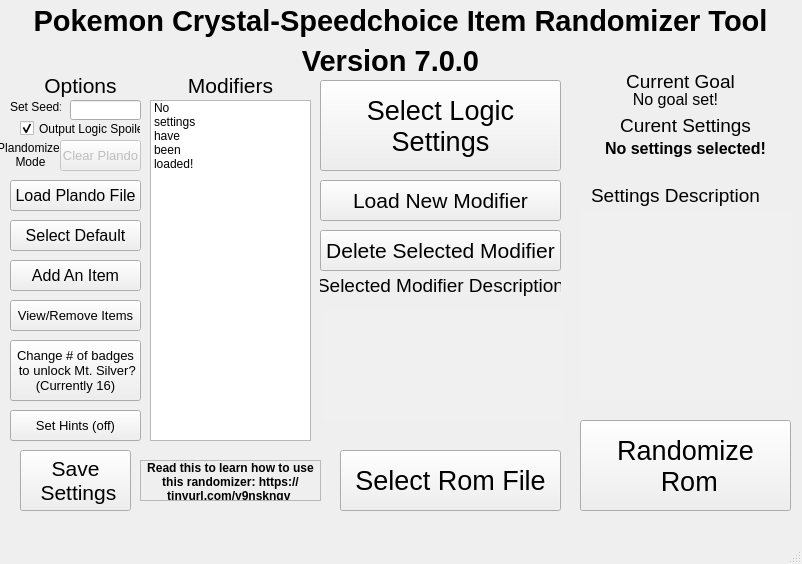
Before: the Qt Designer form QTGUIDesign.ui in erudnick-cohen/Pokemon-Crystal-Item-Randomizer, drawn with Qt 5.
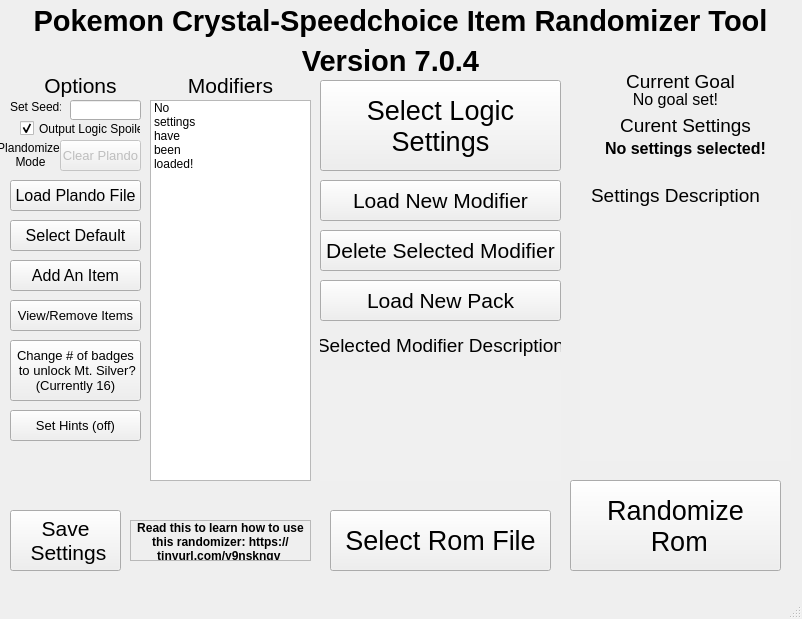
After: the same form once the commit is applied.

```diff
--- a/QTGUIDesign.ui
+++ b/QTGUIDesign.ui
@@ -7,7 +7,7 @@
     <x>0</x>
     <y>0</y>
     <width>802</width>
-    <height>564</height>
+    <height>619</height>
    </rect>
   </property>
   <property name="windowTitle">
@@ -17,8 +17,8 @@
    <widget class="QPushButton" name="Randomize">
     <property name="geometry">
      <rect>
-      <x>580</x>
-      <y>420</y>
+      <x>570</x>
+      <y>480</y>
       <width>211</width>
       <height>91</height>
      </rect>
@@ -36,8 +36,8 @@
    <widget class="QPushButton" name="SelectRomFile">
     <property name="geometry">
      <rect>
-      <x>340</x>
-      <y>450</y>
+      <x>330</x>
+      <y>510</y>
       <width>221</width>
       <height>61</height>
      </rect>
@@ -233,7 +233,7 @@
       <x>150</x>
       <y>100</y>
       <width>161</width>
-      <height>341</height>
+      <height>381</height>
      </rect>
     </property>
     <item>
@@ -365,7 +365,7 @@
     <property name="geometry">
      <rect>
       <x>320</x>
-      <y>270</y>
+      <y>330</y>
       <width>241</width>
       <height>31</height>
      </rect>
@@ -385,8 +385,8 @@
    <widget class="QPushButton" name="SaveSettings">
     <property name="geometry">
      <rect>
-      <x>20</x>
-      <y>450</y>
+      <x>10</x>
+      <y>510</y>
       <width>111</width>
       <height>61</height>
      </rect>
@@ -433,8 +433,8 @@
    <widget class="QLabel" name="label_6">
     <property name="geometry">
      <rect>
-      <x>140</x>
-      <y>460</y>
+      <x>130</x>
+      <y>520</y>
       <width>181</width>
       <height>41</height>
      </rect>
@@ -467,8 +467,8 @@
    <widget class="QTextEdit" name="ModifierDescription">
     <property name="geometry">
      <rect>
-      <x>323</x>
-      <y>310</y>
+      <x>320</x>
+      <y>370</y>
       <width>241</width>
       <height>111</height>
      </rect>
@@ -583,7 +583,7 @@
       <x>580</x>
       <y>210</y>
       <width>211</width>
-      <height>191</height>
+      <height>251</height>
      </rect>
     </property>
     <property name="palette">
@@ -867,7 +867,7 @@
      </font>
     </property>
     <property name="text">
-     <string>Version 7.0.0</string>
+     <string>Version 7.0.4</string>
     </property>
     <property name="scaledContents">
      <bool>true</bool>
@@ -876,6 +876,24 @@
      <set>Qt::AlignCenter</set>
     </property>
    </widget>
+   <widget class="QPushButton" name="LoadPack">
+    <property name="geometry">
+     <rect>
+      <x>320</x>
+      <y>280</y>
+      <width>241</width>
+      <height>41</height>
+     </rect>
+    </property>
+    <property name="font">
+     <font>
+      <pointsize>16</pointsize>
+     </font>
+    </property>
+    <property name="text">
+     <string>Load New Pack</string>
+    </property>
+   </widget>
   </widget>
   <widget class="QMenuBar" name="menubar">
    <property name="geometry">
```
